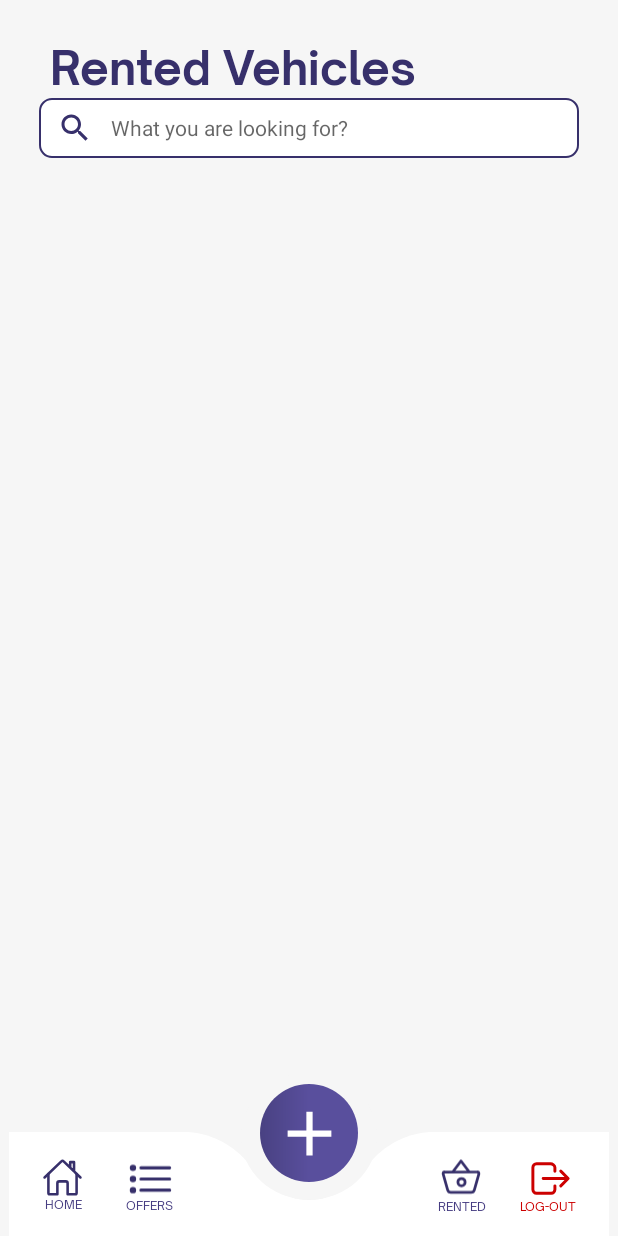
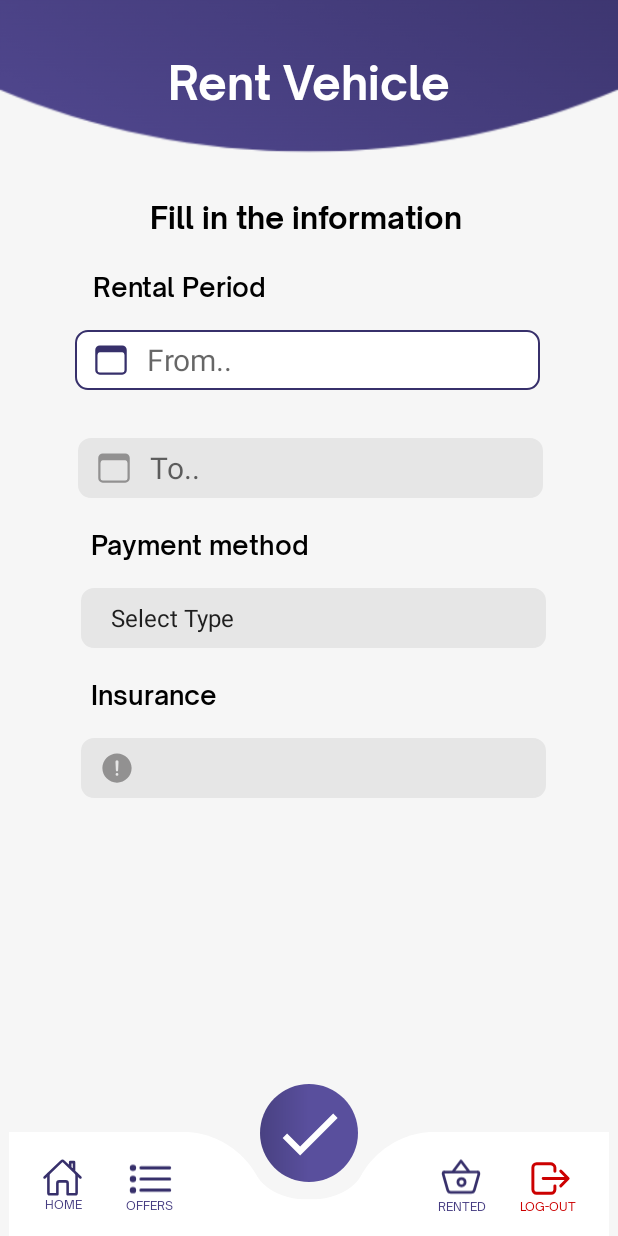
Before and after one commit to RagadAlhindi/GORent2, an Android app: the HomeAvtivity screen opened directly, with no data from a screen before it, after a tap on an icon or button, on a phone screen of 412 x 824 dp. Run offline under Robolectric (Android 15) with nearby library versions, the phone set to English and light mode, and no system bars.

Commit message:
added the rent code, changed the dbhelper for rent activity

```diff
--- a/app/src/main/java/com/example/gorent/AddActivity.java
+++ b/app/src/main/java/com/example/gorent/AddActivity.java
@@ -46,14 +46,13 @@ public class AddActivity extends AppCompatActivity {
 
     Button BSelectImage;
 
-    // One Preview Image
-    ImageView IVPreviewImage;
+
 
     // constant to compare
     // the activity result code
-    int SELECT_PICTURE = 10;
+
     String selectedType ="";
-    String selectedCity ="";
+
 
     String URL ="";
     Bitmap photoBitmap=null;
@@ -61,7 +60,7 @@ public class AddActivity extends AppCompatActivity {
 
     private ActivityResultLauncher<String> requestPermissionLauncher;
     private ActivityResultLauncher<Intent> selectImageLauncher;
-    DBHelperr dataBaseHelper;
+
     @Override
     protected void onCreate(Bundle savedInstanceState) {
 
--- a/app/src/main/java/com/example/gorent/DBHelperr.java
+++ b/app/src/main/java/com/example/gorent/DBHelperr.java
@@ -41,7 +41,9 @@ import java.util.List;
 
         public static final String COLUMN_USER_EMAIL = "user_email";
 
-
+        public static final String COLUMN_RENTED = "rented";
+        // 0 means not rented and 1 means rented
+        // if vehicle is rented by someone it won't show in the home page
 
 
 
@@ -52,6 +54,15 @@ import java.util.List;
         public static final String COL3 = "name";
         public static final String COL4 = "age";
         Context context;
+
+        // for rent table
+        public static final String RENT = "rent";
+        public static final String RENTID = "rentid";
+
+        public static final String VehicleID = "Vid";
+
+
+
 
 
 
@@ -72,14 +83,20 @@ import java.util.List;
                     + COLUMN_VEHICLE_LOCATION + " TEXT,"
                     + COLUMN_VEHICLE_DESCRIPTION + " TEXT,"
                     + COLUMN_VEHICLE_RENT + " INTEGER,"
-                    + COLUMN_VEHICLE_PHOTO+" BLOB,"
-                    + COLUMN_USER_EMAIL + " TEXT," // Add the user email column
+                    + COLUMN_VEHICLE_PHOTO + " BLOB,"
+                    + COLUMN_USER_EMAIL + " TEXT,"
+                    + COLUMN_RENTED + " INTEGER DEFAULT 0," // Add the new RENTED column with default value 0
                     + "FOREIGN KEY(" + COLUMN_USER_EMAIL + ") REFERENCES " + TABLENAME + "(" + COL1 + ")"
                     + ")";
             sqLiteDatabase.execSQL(createTableStatement);
 
 
             sqLiteDatabase.execSQL("CREATE TABLE " + TABLENAME + " (" + COL1 + " TEXT PRIMARY KEY, " + COL2 + " TEXT, " + COL3 + " TEXT, " + COL4 + " TEXT)");
+            sqLiteDatabase.execSQL("CREATE TABLE " + RENT + " ("
+                    + RENTID + " INTEGER PRIMARY KEY AUTOINCREMENT, "
+                    + VehicleID + " INTEGER,"
+                    + "FOREIGN KEY(" + VehicleID + ") REFERENCES " + VEHICLE_TABLE + "(" + COLUMN_ID + ")"
+                    +")" );
 
 
         }
@@ -114,18 +131,6 @@ import java.util.List;
 
 
 
-        public boolean DeleteOne(VehicleModel VM){
-            SQLiteDatabase db = this.getWritableDatabase();
-            String queryString= "Delete From " + VEHICLE_TABLE + " WHERE " + COLUMN_ID + " = " + VM.getId() ;
-            Cursor cursor = db.rawQuery(queryString, null);
-            if(cursor.moveToFirst()){
-                return true;
-            } else{
-                // nothing happens. no one is added.
-                return false;
-            }
-            //close
-        }
 
         public boolean DeleteOne(int id){
             SQLiteDatabase db = this.getWritableDatabase();
@@ -140,40 +145,14 @@ import java.util.List;
             //close
         }
 
-        // we can use this method to show the user's vehicles (he offer it for rent)
-        public List<VehicleModel> getEveryone(){
-            List<VehicleModel> returnList = new ArrayList<>();
-            // get data from database
-            String queryString = "SELECT * FROM " + VEHICLE_TABLE + " v JOIN " + TABLENAME + " u ON v." + COLUMN_USER_EMAIL + " = u." + COL1 + " WHERE u." + COL1 + " = ?";
-            SQLiteDatabase db = this.getReadableDatabase();
-            Cursor cursor = db.rawQuery(queryString, null);
-            if(cursor.moveToFirst()){
-                // loop through cursor results
-                do{
-                    int SID = cursor.getInt(0); // vehicle ID
-                    String VPlate = cursor.getString(1);
-                    String VModel = cursor.getString(1);
-                    String VType = cursor.getString(1);
-                    String VLoc = cursor.getString(1);
-                    String VDescription = cursor.getString(1);
-                    int VRent = cursor.getInt(2);
-                    byte[] photoData=cursor.getBlob(8);
 
-                    VehicleModel newVehicle = new VehicleModel(SID, VPlate, VModel, VType, VLoc, VDescription,VRent,photoData);
-                    returnList.add(newVehicle);
-                }while (cursor.moveToNext());
-            } else{
-                // nothing happens. no one is added.
-            }
-            //close
-            cursor.close();
-            db.close();
-            return returnList;
-        }
 
+
+
+        //getdata() updated to retrieve vehicles that are not rented only
         public Cursor getdata() {
-            SQLiteDatabase DB = this.getWritableDatabase();
-            Cursor cursor = DB.rawQuery("Select * from Vehicle_Table ", null);
+            SQLiteDatabase db = this.getWritableDatabase();
+            Cursor cursor = db.rawQuery("SELECT * FROM " + VEHICLE_TABLE + " WHERE " + COLUMN_RENTED + "=0", null);
             return cursor;
         }
 
@@ -206,4 +185,24 @@ import java.util.List;
             return false;
         }
 
+
+
+        public boolean rentV(int VId) {
+            SQLiteDatabase db = this.getWritableDatabase();
+            ContentValues values = new ContentValues();
+            values.put(VehicleID, VId);
+            long insertResult = db.insert(RENT, null, values);
+
+            // Update the RENTED column to 1 for the rented vehicle
+            ContentValues rentedValues = new ContentValues();
+            rentedValues.put(COLUMN_RENTED, 1);
+            int updateResult = db.update(VEHICLE_TABLE, rentedValues, COLUMN_ID + "=?", new String[]{String.valueOf(VId)});
+
+            db.close();
+
+            // Check whether both queries were executed successfully
+            return insertResult != -1 && updateResult > 0;
+        }
+
+
     }
--- a/app/src/main/java/com/example/gorent/HomeAvtivity.java
+++ b/app/src/main/java/com/example/gorent/HomeAvtivity.java
@@ -90,7 +90,8 @@ public class HomeAvtivity extends AppCompatActivity {
         basketicon.setOnClickListener(new View.OnClickListener(){
             @Override
             public void onClick(View view) {
-                Intent i3 = new Intent(HomeAvtivity.this, RentedActivity.class);
+                // ما انسى ارجع رينتد مو رينت!!!!!!1
+                Intent i3 = new Intent(HomeAvtivity.this, rentActivity.class);
                 i3.putExtra("userEmail",userEmail);
                 startActivity(i3);
             }
--- /dev/null
+++ b/app/src/main/java/com/example/gorent/rentActivity.java
@@ -0,0 +1,209 @@
+package com.example.gorent;
+
+import androidx.appcompat.app.AlertDialog;
+import androidx.appcompat.app.AppCompatActivity;
+
+import android.annotation.SuppressLint;
+import android.app.DatePickerDialog;
+import android.content.DialogInterface;
+import android.content.Intent;
+import android.graphics.Bitmap;
+import android.os.Bundle;
+import android.view.View;
+import android.widget.ArrayAdapter;
+import android.widget.DatePicker;
+import android.widget.EditText;
+import android.widget.ImageButton;
+import android.widget.ImageView;
+import android.widget.Spinner;
+import android.widget.Toast;
+
+import java.io.ByteArrayOutputStream;
+import java.util.ArrayList;
+import java.util.Calendar;
+import java.util.List;
+
+public class rentActivity extends AppCompatActivity {
+    EditText date, date2;
+    Spinner sp ;
+
+    ImageView offersicon;
+    ImageView homeicon;
+    ImageView basketicon;
+    ImageView logouticon;
+    ImageButton submit;
+    int VID;
+    String userEmail;
+    DatePickerDialog datePickerDialog;
+
+    @SuppressLint("MissingInflatedId")
+    @Override
+    protected void onCreate(Bundle savedInstanceState) {
+
+        super.onCreate(savedInstanceState);
+        setContentView(R.layout.activity_rent);
+
+
+
+
+        submit = findViewById(R.id.btnSubmit);
+
+
+        submit.setOnClickListener(new View.OnClickListener() {
+            @Override
+            public void onClick(View v) {
+                Intent intent2 = getIntent();
+                // من صفحة الفيو لازم ينرسل لي الاي دي تبع المركبة عشان اقدر استأجرها
+                VID = Integer.parseInt(intent2.getStringExtra("VehicleID"));
+                DBHelperr dataBaseHelper = new DBHelperr(rentActivity.this);
+                boolean rentSuccess = dataBaseHelper.rentV(VID);
+                if (rentSuccess) {
+
+                    Toast.makeText(rentActivity.this, "Rented successfully", Toast.LENGTH_SHORT).show();
+
+                }
+                else {
+                    Toast.makeText(rentActivity.this, "Rented failed", Toast.LENGTH_SHORT).show();
+
+                }
+
+
+
+            }
+        });
+
+        sp = findViewById(R.id.method);
+
+        List<String> categoryType = new ArrayList<>();
+        categoryType.add("Select Type");
+        categoryType.add("Credit card");
+        categoryType.add("Apple pay");
+        categoryType.add("Visa");
+
+
+        ArrayAdapter<String> arrayAdapter;
+        arrayAdapter = new ArrayAdapter<>(this, android.R.layout.simple_spinner_item, categoryType);
+        arrayAdapter.setDropDownViewResource(android.R.layout.simple_spinner_dropdown_item);
+        sp.setAdapter(arrayAdapter);
+
+
+
+        // initiate the date picker and a button
+        date = (EditText) findViewById(R.id.period1);
+        date2 = (EditText) findViewById(R.id.period2);
+
+        // perform click event on edit text
+        date.setOnClickListener(new View.OnClickListener() {
+            @Override
+            public void onClick(View v) {
+                // calender class's instance and get current date , month and year from calender
+                final Calendar c = Calendar.getInstance();
+                int mYear = c.get(Calendar.YEAR); // current year
+                int mMonth = c.get(Calendar.MONTH); // current month
+                int mDay = c.get(Calendar.DAY_OF_MONTH); // current day
+                // date picker dialog
+                datePickerDialog = new DatePickerDialog(rentActivity.this,
+                        new DatePickerDialog.OnDateSetListener() {
+
+                            @Override
+                            public void onDateSet(DatePicker view, int year,
+                                                  int monthOfYear, int dayOfMonth) {
+                                // set day of month , month and year value in the edit text
+                                date.setText(dayOfMonth + "/"
+                                        + (monthOfYear + 1) + "/" + year);
+
+                            }
+                        }, mYear, mMonth, mDay);
+                datePickerDialog.show();
+            }
+        });
+
+        date2.setOnClickListener(new View.OnClickListener() {
+            @Override
+            public void onClick(View v) {
+                // calender class's instance and get current date , month and year from calender
+                final Calendar c = Calendar.getInstance();
+                int mYear = c.get(Calendar.YEAR); // current year
+                int mMonth = c.get(Calendar.MONTH); // current month
+                int mDay = c.get(Calendar.DAY_OF_MONTH); // current day
+                // date picker dialog
+                datePickerDialog = new DatePickerDialog(rentActivity.this,
+                        new DatePickerDialog.OnDateSetListener() {
+
+                            @Override
+                            public void onDateSet(DatePicker view, int year,
+                                                  int monthOfYear, int dayOfMonth) {
+                                // set day of month , month and year value in the edit text
+                                date2.setText(dayOfMonth + "/"
+                                        + (monthOfYear + 1) + "/" + year);
+
+                            }
+                        }, mYear, mMonth, mDay);
+                datePickerDialog.show();
+            }
+        });
+
+
+        homeicon = (ImageView) findViewById(R.id.homeicon);
+        homeicon.setOnClickListener(new View.OnClickListener() {
+            @Override
+            public void onClick(View view) {
+                Intent i1 = new Intent(rentActivity.this, HomeAvtivity.class);
+                i1.putExtra("userEmail", userEmail);
+                startActivity(i1);
+            }
+        });
+
+        offersicon= (ImageView) findViewById(R.id.listicon);
+        offersicon.setOnClickListener(new View.OnClickListener(){
+            @Override
+            public void onClick(View view) {
+                Intent i1 = new Intent(rentActivity.this, OffersActivity.class);
+                i1.putExtra("userEmail",userEmail);
+                startActivity(i1);
+
+
+            }
+        });
+
+
+
+        basketicon= (ImageView) findViewById(R.id.basketicon);
+        basketicon.setOnClickListener(new View.OnClickListener(){
+            @Override
+            public void onClick(View view) {
+
+                Intent i3 = new Intent(rentActivity.this, RentedActivity.class);
+                i3.putExtra("userEmail",userEmail);
+                startActivity(i3);
+            }
+        });
+
+
+        AlertDialog.Builder builder = new AlertDialog.Builder(this);
+        builder.setTitle("Log out");
+        builder.setMessage("Are you sure you want to log out?");
+        builder.setPositiveButton("Yes", new DialogInterface.OnClickListener() {
+            @Override
+            public void onClick(DialogInterface dialogInterface, int i) {
+                Intent intent = new Intent(getApplicationContext(), LogInActivity.class);
+                startActivity(intent);
+            }
+        });
+        builder.setNegativeButton("No",null);
+
+
+
+        logouticon= (ImageView) findViewById(R.id.logouticon);
+        logouticon.setOnClickListener(new View.OnClickListener(){
+            @Override
+
+            public void onClick(View view) {
+                builder.show();
+
+            }
+        });
+
+
+    }
+}
--- /dev/null
+++ b/app/src/main/res/layout/activity_rent.xml
@@ -0,0 +1,300 @@
+<?xml version="1.0" encoding="utf-8"?>
+<androidx.constraintlayout.widget.ConstraintLayout xmlns:android="http://schemas.android.com/apk/res/android"
+    xmlns:app="http://schemas.android.com/apk/res-auto"
+    xmlns:tools="http://schemas.android.com/tools"
+    android:layout_width="match_parent"
+    android:layout_height="match_parent"
+    android:background="@drawable/addbackground"
+    tools:context=".rentActivity">
+
+    <TextView
+        android:id="@+id/RentTitle"
+        android:layout_width="wrap_content"
+        android:layout_height="39dp"
+        android:layout_marginTop="35dp"
+        android:fontFamily="@font/opensauceonebold"
+        android:lineSpacingExtra="-1sp"
+        android:text="Rent Vehicle"
+        android:textColor="@color/white"
+        android:textSize="30sp"
+        app:layout_constraintEnd_toEndOf="parent"
+        app:layout_constraintHorizontal_bias="0.5"
+        app:layout_constraintStart_toStartOf="parent"
+        app:layout_constraintTop_toTopOf="parent"
+        tools:ignore="TextSizeCheck" />
+
+
+    <TextView
+        android:id="@+id/RenTitle2"
+        android:layout_width="223dp"
+        android:layout_height="33dp"
+        android:layout_marginStart="100dp"
+        android:layout_marginTop="132dp"
+        android:fontFamily="@font/opensauceonebold"
+        android:lineSpacingExtra="-1sp"
+        android:text="Fill in the information "
+        android:textColor="@color/black"
+        android:textSize="20sp"
+        app:layout_constraintStart_toStartOf="parent"
+        app:layout_constraintTop_toTopOf="parent"
+        tools:ignore="TextSizeCheck" />
+
+    <TextView
+        android:id="@+id/rentalP"
+        android:layout_width="270dp"
+        android:layout_height="29dp"
+        android:layout_marginStart="25dp"
+        android:layout_marginTop="180dp"
+        android:layout_marginEnd="80dp"
+        android:fontFamily="@font/opensauceonesemibold"
+        android:text="Rental Period"
+        android:textColor="#000000"
+        android:textSize="17sp"
+        app:layout_constraintEnd_toEndOf="parent"
+        app:layout_constraintHorizontal_bias="1.0"
+        app:layout_constraintStart_toStartOf="parent"
+        app:layout_constraintTop_toTopOf="parent" />
+
+    <EditText
+        android:id="@+id/period1"
+        android:layout_width="310dp"
+        android:layout_height="40dp"
+        android:layout_alignTop="@+id/rentalP"
+        android:layout_marginStart="50dp"
+        android:layout_marginTop="220dp"
+        android:layout_marginEnd="50dp"
+        android:background="@drawable/custom_input"
+        android:drawableStart="@drawable/customeplateicon"
+        android:drawablePadding="12sp"
+        android:ems="10"
+        android:paddingStart="12dp"
+        android:hint="From.."
+        android:paddingEnd="12dp"
+        android:textCursorDrawable="@null"
+        android:textSize="20dp"
+        app:layout_constraintEnd_toEndOf="parent"
+        app:layout_constraintHorizontal_bias="0.0"
+        app:layout_constraintStart_toStartOf="parent"
+        app:layout_constraintTop_toTopOf="parent" />
+
+    <EditText
+        android:id="@+id/period2"
+        android:layout_width="310dp"
+        android:layout_height="40dp"
+        android:layout_alignTop="@+id/rentalP"
+        android:layout_marginStart="50dp"
+        android:layout_marginTop="292dp"
+        android:layout_marginEnd="50dp"
+        android:background="@drawable/custom_input"
+        android:drawableStart="@drawable/customeplateicon"
+        android:drawablePadding="12sp"
+        android:ems="10"
+        android:hint="To.."
+        android:paddingStart="12dp"
+        android:paddingEnd="12dp"
+        android:textCursorDrawable="@null"
+        android:textSize="20dp"
+        app:layout_constraintEnd_toEndOf="parent"
+        app:layout_constraintHorizontal_bias="1.0"
+        app:layout_constraintStart_toStartOf="parent"
+        app:layout_constraintTop_toTopOf="parent" />
+
+    <TextView
+        android:id="@+id/pay"
+        android:layout_width="270dp"
+        android:layout_height="29dp"
+        android:layout_below="@+id/period2"
+        android:layout_marginStart="60dp"
+        android:layout_marginTop="20dp"
+        android:layout_marginEnd="81dp"
+        android:fontFamily="@font/opensauceonesemibold"
+        android:text="Payment method"
+        android:textColor="#000000"
+        android:textSize="17sp"
+
+        app:layout_constraintEnd_toEndOf="parent"
+        app:layout_constraintStart_toStartOf="parent"
+        app:layout_constraintTop_toBottomOf="@+id/period2" />
+
+
+    <Spinner
+        android:id="@+id/method"
+        android:layout_width="310dp"
+        android:layout_height="40dp"
+        android:layout_alignTop="@+id/period2"
+        android:layout_marginTop="60dp"
+        android:layout_marginEnd="48dp"
+        android:background="@drawable/custom_input"
+        android:drawablePadding="12sp"
+        android:paddingStart="12dp"
+        android:paddingEnd="12dp"
+        android:textCursorDrawable="@null"
+        android:textSize="30dp"
+        app:layout_constraintEnd_toEndOf="parent"
+        app:layout_constraintTop_toBottomOf="@+id/period2" />
+
+    <TextView
+        android:id="@+id/insurance"
+        android:layout_width="270dp"
+        android:layout_height="29dp"
+        android:layout_below="@+id/period1"
+        android:layout_marginStart="60dp"
+        android:layout_marginTop="20dp"
+        android:layout_marginEnd="81dp"
+        android:fontFamily="@font/opensauceonesemibold"
+        android:text="Insurance"
+        android:textColor="#000000"
+        android:textSize="17sp"
+        app:layout_constraintEnd_toEndOf="parent"
+        app:layout_constraintHorizontal_bias="1.0"
+        app:layout_constraintStart_toStartOf="parent"
+        app:layout_constraintTop_toBottomOf="@+id/method" />
+
+    <EditText
+        android:id="@+id/insuType"
+        android:layout_width="310dp"
+        android:layout_height="40dp"
+        android:layout_alignTop="@+id/method"
+        android:layout_marginTop="60dp"
+        android:layout_marginEnd="48dp"
+        android:background="@drawable/custom_input"
+        android:drawableStart="@drawable/custommodelicon"
+        android:drawablePadding="12sp"
+        android:ems="10"
+        android:inputType="textCapSentences"
+        android:paddingStart="12dp"
+        android:paddingEnd="12dp"
+        android:textCursorDrawable="@null"
+        android:textSize="20dp"
+        app:layout_constraintEnd_toEndOf="parent"
+        app:layout_constraintTop_toBottomOf="@+id/method" />
+
+
+
+    <ImageView
+        android:id="@+id/menuphoto"
+        android:layout_width="match_parent"
+        android:layout_height="wrap_content"
+        app:layout_constraintBottom_toBottomOf="parent"
+        app:layout_constraintEnd_toEndOf="parent"
+        app:layout_constraintHorizontal_bias="0.0"
+        app:layout_constraintStart_toStartOf="parent"
+        app:srcCompat="@drawable/menuaddsvg" />
+    <TextView
+        android:id="@+id/homeicontext"
+        android:layout_width="26dp"
+        android:layout_height="13dp"
+        android:layout_marginStart="30dp"
+        android:layout_marginTop="26dp"
+        android:fontFamily="@font/opensauceoneregular"
+        android:lineSpacingExtra="4sp"
+        android:text="HOME"
+        android:textColor="#463D82"
+        android:textSize="8sp"
+        app:layout_constraintStart_toStartOf="parent"
+        app:layout_constraintTop_toTopOf="@+id/homeicon"
+        tools:ignore="TextSizeCheck" />
+
+    <TextView
+        android:id="@+id/basketicontext"
+        android:layout_width="34dp"
+        android:layout_height="12dp"
+        android:layout_marginTop="29dp"
+        android:layout_marginEnd="86dp"
+        android:fontFamily="@font/opensauceoneregular"
+        android:lineSpacingExtra="4sp"
+        android:text="RENTED"
+        android:textColor="#463D82"
+        android:textSize="8sp"
+        app:layout_constraintEnd_toEndOf="parent"
+        app:layout_constraintTop_toTopOf="@+id/basketicon"
+        tools:ignore="TextSizeCheck" />
+
+    <TextView
+        android:id="@+id/logouticontext"
+        android:layout_width="41dp"
+        android:layout_height="12dp"
+        android:layout_marginTop="30dp"
+        android:layout_marginEnd="24dp"
+        android:fontFamily="@font/opensauceoneregular"
+        android:lineSpacingExtra="4sp"
+        android:text="LOG-OUT"
+        android:textColor="@android:color/holo_red_dark"
+        android:textSize="8sp"
+        app:layout_constraintEnd_toEndOf="parent"
+        app:layout_constraintTop_toTopOf="@+id/logouticon"
+        tools:ignore="TextSizeCheck" />
+
+    <TextView
+        android:id="@+id/listicontext"
+        android:layout_width="32dp"
+        android:layout_height="13dp"
+        android:layout_marginStart="84dp"
+        android:layout_marginTop="32dp"
+        android:fontFamily="@font/opensauceoneregular"
+        android:lineSpacingExtra="4sp"
+        android:text="OFFERS"
+        android:textColor="#463D82"
+        android:textSize="8sp"
+        app:layout_constraintStart_toStartOf="parent"
+        app:layout_constraintTop_toTopOf="@+id/listicon"
+        tools:ignore="TextSizeCheck" />
+
+    <ImageView
+        android:id="@+id/homeicon"
+        android:layout_width="27dp"
+        android:layout_height="27dp"
+        android:layout_marginStart="28dp"
+        android:layout_marginBottom="25dp"
+        android:clickable="true"
+        app:layout_constraintBottom_toBottomOf="parent"
+        app:layout_constraintStart_toStartOf="parent"
+        app:srcCompat="@drawable/homeicon" />
+
+    <ImageView
+        android:id="@+id/listicon"
+        android:layout_width="34dp"
+        android:layout_height="40dp"
+        android:layout_marginStart="28dp"
+        android:layout_marginBottom="18dp"
+        android:clickable="true"
+        app:layout_constraintBottom_toBottomOf="parent"
+        app:layout_constraintStart_toEndOf="@+id/homeicon"
+        app:srcCompat="@drawable/listicon" />
+
+    <ImageView
+        android:id="@+id/logouticon"
+        android:layout_width="31dp"
+        android:layout_height="34dp"
+        android:layout_marginEnd="29dp"
+        android:layout_marginBottom="21dp"
+        android:clickable="true"
+        app:layout_constraintBottom_toBottomOf="parent"
+        app:layout_constraintEnd_toEndOf="parent"
+        app:srcCompat="@drawable/logouticon" />
+
+    <ImageView
+        android:id="@+id/basketicon"
+        android:layout_width="29dp"
+        android:layout_height="31dp"
+        android:layout_marginEnd="29dp"
+        android:layout_marginBottom="23dp"
+        android:clickable="true"
+        app:layout_constraintBottom_toBottomOf="parent"
+        app:layout_constraintEnd_toStartOf="@+id/logouticon"
+        app:srcCompat="@drawable/basketicon" />
+
+    <ImageButton
+        android:id="@+id/btnSubmit"
+        android:layout_width="65dp"
+        android:layout_height="65dp"
+        android:layout_marginBottom="36dp"
+        android:background="@drawable/addcircle"
+        android:clickable="true"
+        android:src="@drawable/checkicon"
+        app:layout_constraintBottom_toBottomOf="@+id/menuphoto"
+        app:layout_constraintEnd_toEndOf="parent"
+        app:layout_constraintStart_toStartOf="parent" />
+
+
+</androidx.constraintlayout.widget.ConstraintLayout>
```
Also changed, not shown: app/src/main/AndroidManifest.xml (+12 -9 lines).
